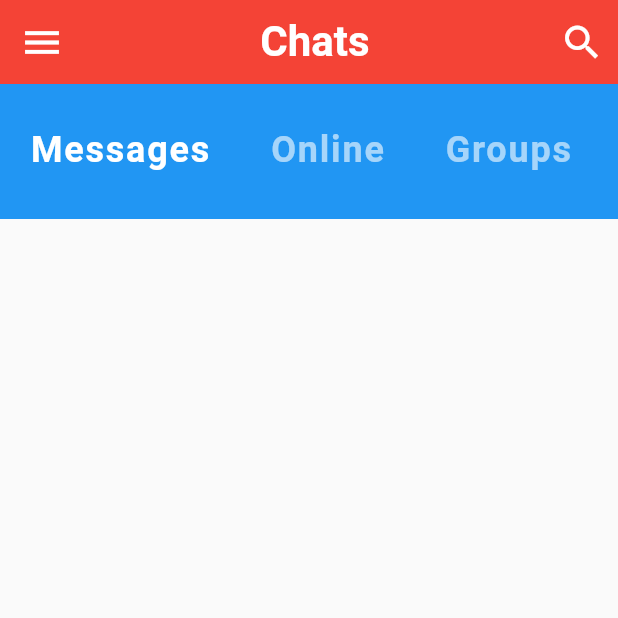
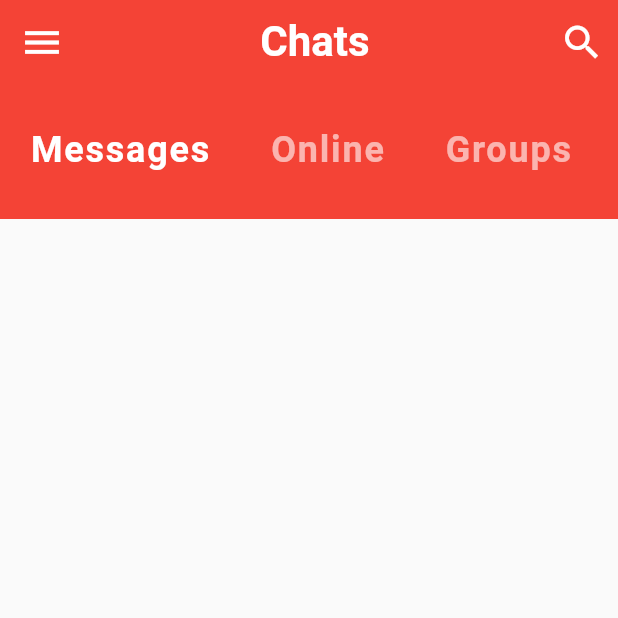
Before and after one commit to AbhinavRobinson/flutter-chat, a Flutter app: the screen it shows after launch, on a phone screen of 412 x 824 dp, the top half of it. Run offline on Flutter 3.47's test engine with Material 2 defaults, Android fonts, the phone set to English and light mode, and no system bars.

Commit message:
(feat): get theme from context

```diff
--- a/lib/widgets/category_selector.dart
+++ b/lib/widgets/category_selector.dart
@@ -14,7 +14,7 @@ class _CategorySelectorState extends State<CategorySelector> {
   Widget build(BuildContext context) {
     return Container(
       height: 90.0,
-      color: Colors.blue,
+      color: Theme.of(context).primaryColor,
       child: ListView.builder(
         scrollDirection: Axis.horizontal,
         itemCount: categories.length,
@@ -26,7 +26,10 @@ class _CategorySelectorState extends State<CategorySelector> {
               });
             },
             child: Padding(
-              padding: EdgeInsets.symmetric(horizontal: 20.0, vertical: 30.0),
+              padding: EdgeInsets.symmetric(
+                horizontal: 20.0,
+                vertical: 30.0,
+              ),
               child: Text(
                 categories[index],
                 style: TextStyle(
```
